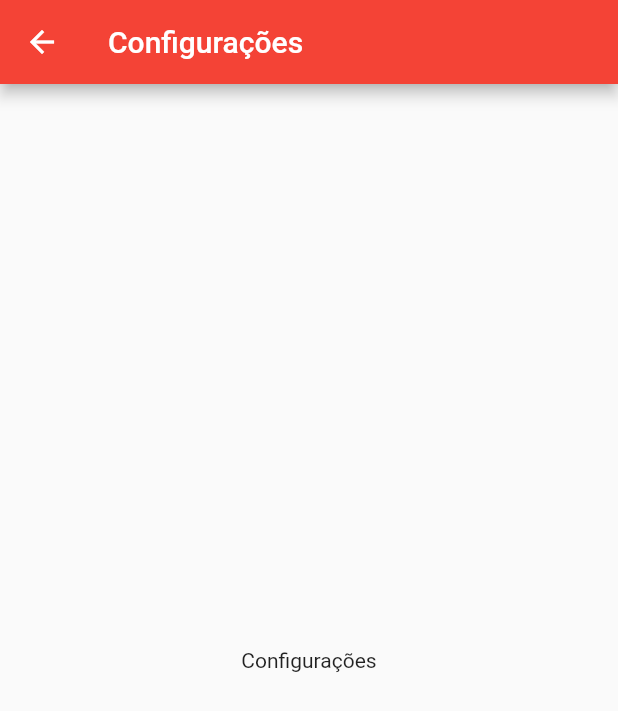
After one commit to fhsbatista/meals, a Flutter app: the SettingsPage screen opened by its route, on a phone screen of 412 x 824 dp. The commit adds this screen. Shown: the top 711 px of the screen. Run offline on Flutter 3.47's test engine with Material 2 defaults, Android fonts, the phone set to English and light mode, and no system bars.

Commit message:
Created basics of settings page

```diff
--- a/lib/main.dart
+++ b/lib/main.dart
@@ -6,6 +6,7 @@ import 'package:meals/modules/categories/ui/pages/categories_page.dart';
 import 'package:meals/modules/categories/ui/pages/main_page.dart';
 import 'package:meals/modules/categories/ui/pages/meal_details_page.dart';
 import 'package:meals/modules/categories/ui/pages/meals_page.dart';
+import 'package:meals/modules/settings/ui/pages/settings_page.dart';
 
 import 'modules/categories/data/categories_repository.dart';
 
@@ -36,7 +37,8 @@ class MyApp extends StatelessWidget {
                 ),
               ),
             ),
-        MealDetailsPage.routeName: (_) => MealDetailsPage()
+        MealDetailsPage.routeName: (_) => MealDetailsPage(),
+        SettingsPage.routeName: (_) => SettingsPage(),
       },
       onUnknownRoute: (settings) => MaterialPageRoute(
         builder: (_) => MainPage(),
--- a/lib/modules/categories/ui/pages/main_page.dart
+++ b/lib/modules/categories/ui/pages/main_page.dart
@@ -7,6 +7,7 @@ import 'package:meals/modules/categories/ui/pages/favorite_meals_page.dart';
 import 'package:meals/modules/categories/ui/widgets/main_drawer.dart';
 
 class MainPage extends StatefulWidget {
+  static const routeName = '/';
   @override
   _MainPageState createState() => _MainPageState();
 }
--- /dev/null
+++ b/lib/modules/settings/ui/pages/settings_page.dart
@@ -0,0 +1,21 @@
+import 'package:flutter/material.dart';
+
+class SettingsPage extends StatefulWidget {
+  static const routeName = '/settings';
+  @override
+  _SettingsPageState createState() => _SettingsPageState();
+}
+
+class _SettingsPageState extends State<SettingsPage> {
+  @override
+  Widget build(BuildContext context) {
+    return Scaffold(
+      appBar: AppBar(
+        title: Text('Configurações'),
+      ),
+      body: Center(
+        child: Text('Configurações'),
+      ),
+    );
+  }
+}
```
Also changed, not shown: lib/modules/categories/ui/widgets/main_drawer.dart (+20 -6 lines).
